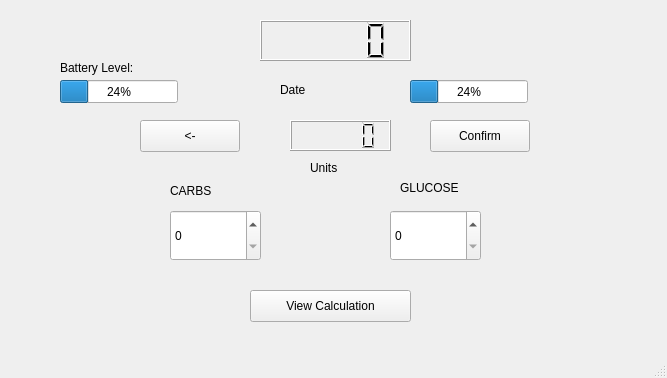
First picture: the form in COMP3004-FinalProject/mainwindow.ui, repository cgawdzik/COMP3004-TeamProject, before the edit.
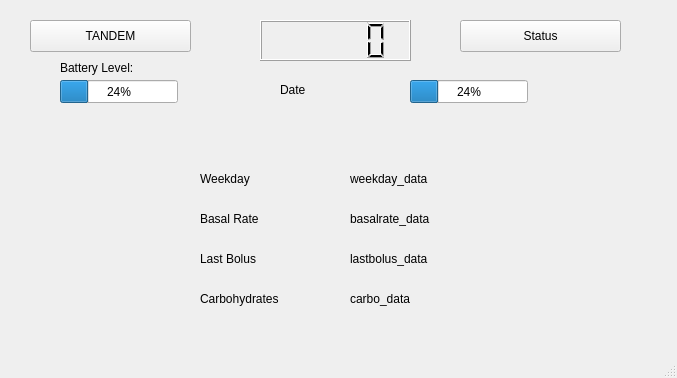
Second picture: the form after the edit. The open tabs and pages were chosen to show the change.

The edit to the form file:
```diff
--- a/COMP3004-FinalProject/mainwindow.ui
+++ b/COMP3004-FinalProject/mainwindow.ui
@@ -6,7 +6,7 @@
    <rect>
     <x>0</x>
     <y>0</y>
-    <width>667</width>
+    <width>677</width>
     <height>378</height>
    </rect>
   </property>
@@ -136,7 +136,7 @@
      <widget class="QLCDNumber" name="UnitsLCD">
       <property name="geometry">
        <rect>
-        <x>160</x>
+        <x>150</x>
         <y>10</y>
         <width>101</width>
         <height>31</height>
@@ -146,14 +146,14 @@
      <widget class="QLabel" name="label">
       <property name="geometry">
        <rect>
-        <x>180</x>
+        <x>190</x>
         <y>50</y>
         <width>58</width>
         <height>16</height>
        </rect>
       </property>
       <property name="text">
-       <string>Units</string>
+       <string>units</string>
       </property>
      </widget>
      <widget class="QLabel" name="CarbsBox">
@@ -241,6 +241,138 @@
        <string>Confirm</string>
       </property>
      </widget>
+     <widget class="QLabel" name="CarbsBox_2">
+      <property name="geometry">
+       <rect>
+        <x>140</x>
+        <y>120</y>
+        <width>81</width>
+        <height>21</height>
+       </rect>
+      </property>
+      <property name="text">
+       <string>grams</string>
+      </property>
+     </widget>
+     <widget class="QLabel" name="CarbsBox_3">
+      <property name="geometry">
+       <rect>
+        <x>360</x>
+        <y>120</y>
+        <width>81</width>
+        <height>21</height>
+       </rect>
+      </property>
+      <property name="text">
+       <string>grams</string>
+      </property>
+     </widget>
+    </widget>
+    <widget class="QWidget" name="StatusScreen">
+     <widget class="QLabel" name="label_3">
+      <property name="geometry">
+       <rect>
+        <x>70</x>
+        <y>60</y>
+        <width>61</width>
+        <height>17</height>
+       </rect>
+      </property>
+      <property name="text">
+       <string>Weekday</string>
+      </property>
+     </widget>
+     <widget class="QLabel" name="label_4">
+      <property name="geometry">
+       <rect>
+        <x>70</x>
+        <y>100</y>
+        <width>71</width>
+        <height>17</height>
+       </rect>
+      </property>
+      <property name="text">
+       <string>Basal Rate</string>
+      </property>
+     </widget>
+     <widget class="QLabel" name="label_5">
+      <property name="geometry">
+       <rect>
+        <x>70</x>
+        <y>140</y>
+        <width>71</width>
+        <height>17</height>
+       </rect>
+      </property>
+      <property name="text">
+       <string>Last Bolus</string>
+      </property>
+     </widget>
+     <widget class="QLabel" name="label_6">
+      <property name="geometry">
+       <rect>
+        <x>70</x>
+        <y>180</y>
+        <width>101</width>
+        <height>17</height>
+       </rect>
+      </property>
+      <property name="text">
+       <string>Carbohydrates</string>
+      </property>
+     </widget>
+     <widget class="QLabel" name="label_7">
+      <property name="geometry">
+       <rect>
+        <x>220</x>
+        <y>60</y>
+        <width>111</width>
+        <height>17</height>
+       </rect>
+      </property>
+      <property name="text">
+       <string>weekday_data</string>
+      </property>
+     </widget>
+     <widget class="QLabel" name="label_8">
+      <property name="geometry">
+       <rect>
+        <x>220</x>
+        <y>100</y>
+        <width>111</width>
+        <height>17</height>
+       </rect>
+      </property>
+      <property name="text">
+       <string>basalrate_data</string>
+      </property>
+     </widget>
+     <widget class="QLabel" name="label_9">
+      <property name="geometry">
+       <rect>
+        <x>220</x>
+        <y>140</y>
+        <width>111</width>
+        <height>17</height>
+       </rect>
+      </property>
+      <property name="text">
+       <string>lastbolus_data</string>
+      </property>
+     </widget>
+     <widget class="QLabel" name="label_10">
+      <property name="geometry">
+       <rect>
+        <x>220</x>
+        <y>180</y>
+        <width>111</width>
+        <height>17</height>
+       </rect>
+      </property>
+      <property name="text">
+       <string>carbo_data</string>
+      </property>
+     </widget>
     </widget>
     <widget class="QWidget" name="OptionScreen">
      <widget class="QWidget" name="verticalLayoutWidget">
@@ -395,6 +527,32 @@
      <string>Battery Level:</string>
     </property>
    </widget>
+   <widget class="QPushButton" name="TandemLogo">
+    <property name="geometry">
+     <rect>
+      <x>30</x>
+      <y>20</y>
+      <width>161</width>
+      <height>32</height>
+     </rect>
+    </property>
+    <property name="text">
+     <string>TANDEM</string>
+    </property>
+   </widget>
+   <widget class="QPushButton" name="StatusButton">
+    <property name="geometry">
+     <rect>
+      <x>460</x>
+      <y>20</y>
+      <width>161</width>
+      <height>32</height>
+     </rect>
+    </property>
+    <property name="text">
+     <string>Status</string>
+    </property>
+   </widget>
   </widget>
   <widget class="QMenuBar" name="menubar">
    <property name="geometry">
```
Left out of the diff: 47 changed lines with no effect on the pictures.
